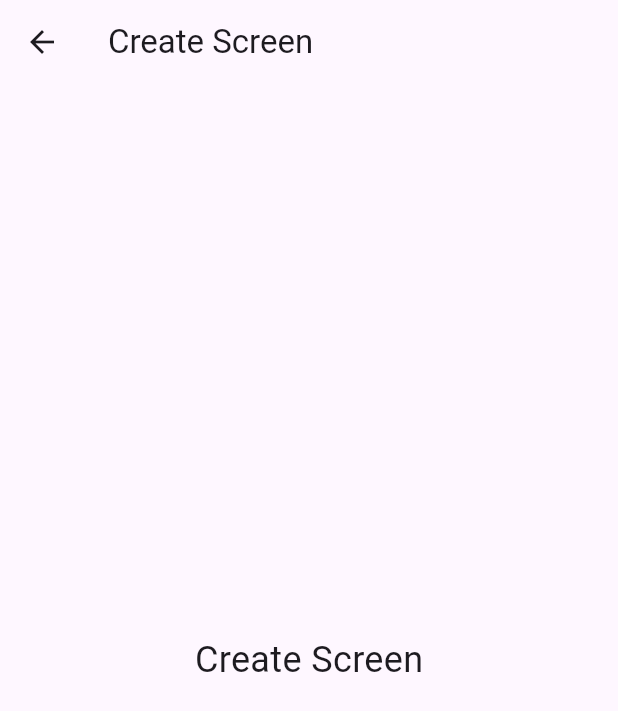
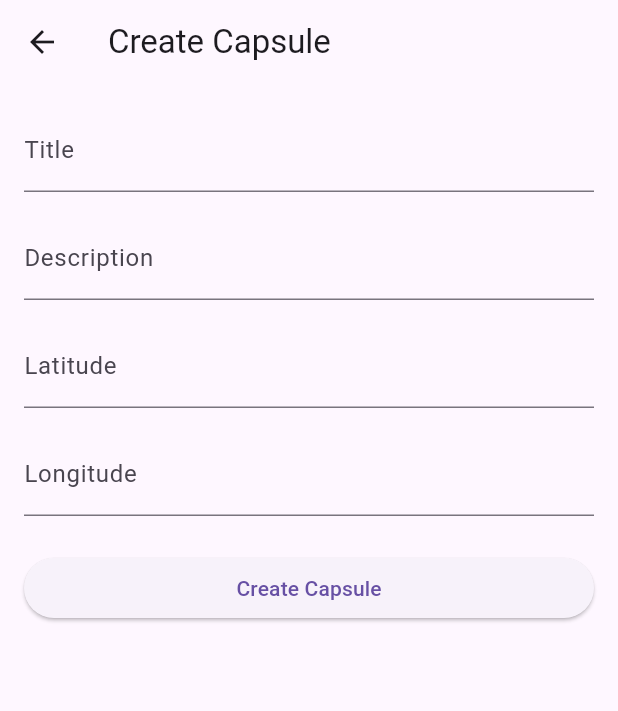
Before and after one commit to SteveCiliaMcast/digital_time_capsule, a Flutter app: the screen it shows after launch, after a tap on the "add" icon, on a phone screen of 412 x 824 dp. Shown: the top 711 px of the screen. Run offline on Flutter 3.47's test engine with Material 3 defaults, Android fonts, the phone set to English and light mode, and no system bars; our stand-ins replace firebase_core; accounts and stored records are empty.

Commit message:
Updated Create Capsule screen with simple form

```diff
--- a/lib/create_screen.dart
+++ b/lib/create_screen.dart
@@ -1,14 +1,125 @@
 import 'package:flutter/material.dart';
 
-class CreateScreen extends StatelessWidget {
+class CreateScreen extends StatefulWidget {
   const CreateScreen({super.key});
+
+  @override
+  _CreateScreenState createState() => _CreateScreenState();
+}
+
+class _CreateScreenState extends State<CreateScreen> {
+  final _formKey = GlobalKey<FormState>(); // To validate form
+  final TextEditingController _titleController = TextEditingController();
+  final TextEditingController _descriptionController = TextEditingController();
+  final TextEditingController _latitudeController = TextEditingController();
+  final TextEditingController _longitudeController = TextEditingController();
+
+  // Submit function to handle form submission
+  void _submitForm() {
+    if (_formKey.currentState!.validate()) {
+      // Here you can save the data (e.g., to Firebase)
+      String title = _titleController.text;
+      String description = _descriptionController.text;
+      double latitude = double.tryParse(_latitudeController.text) ?? 0.0;
+      double longitude = double.tryParse(_longitudeController.text) ?? 0.0;
+
+      // Example: Just print the input values to the console
+      print('Capsule created with title: $title');
+      print('Description: $description');
+      print('Location: $latitude, $longitude');
+
+      // You can navigate back or show a success message
+      Navigator.pop(context);
+    }
+  }
 
   @override
   Widget build(BuildContext context) {
     return Scaffold(
-      appBar: AppBar(title: const Text("Create Screen")),
-      body: const Center(
-        child: Text("Create Screen", style: TextStyle(fontSize: 24)),
+      appBar: AppBar(title: const Text("Create Capsule")),
+      body: Padding(
+        padding: const EdgeInsets.all(16.0),
+        child: Form(
+          key: _formKey,
+          child: Column(
+            crossAxisAlignment: CrossAxisAlignment.stretch,
+            children: [
+              // Title Input Field
+              TextFormField(
+                controller: _titleController,
+                decoration: const InputDecoration(
+                  labelText: 'Title',
+                ),
+                validator: (value) {
+                  if (value == null || value.isEmpty) {
+                    return 'Please enter a title';
+                  }
+                  return null;
+                },
+              ),
+              const SizedBox(height: 16),
+
+              // Description Input Field
+              TextFormField(
+                controller: _descriptionController,
+                decoration: const InputDecoration(
+                  labelText: 'Description',
+                ),
+                validator: (value) {
+                  if (value == null || value.isEmpty) {
+                    return 'Please enter a description';
+                  }
+                  return null;
+                },
+              ),
+              const SizedBox(height: 16),
+
+              // Latitude Input Field
+              TextFormField(
+                controller: _latitudeController,
+                decoration: const InputDecoration(
+                  labelText: 'Latitude',
+                ),
+                keyboardType: TextInputType.number,
+                validator: (value) {
+                  if (value == null || value.isEmpty) {
+                    return 'Please enter a latitude';
+                  }
+                  if (double.tryParse(value) == null) {
+                    return 'Please enter a valid number';
+                  }
+                  return null;
+                },
+              ),
+              const SizedBox(height: 16),
+
+              // Longitude Input Field
+              TextFormField(
+                controller: _longitudeController,
+                decoration: const InputDecoration(
+                  labelText: 'Longitude',
+                ),
+                keyboardType: TextInputType.number,
+                validator: (value) {
+                  if (value == null || value.isEmpty) {
+                    return 'Please enter a longitude';
+                  }
+                  if (double.tryParse(value) == null) {
+                    return 'Please enter a valid number';
+                  }
+                  return null;
+                },
+              ),
+              const SizedBox(height: 24),
+
+              // Submit Button
+              ElevatedButton(
+                onPressed: _submitForm,
+                child: const Text('Create Capsule'),
+              ),
+            ],
+          ),
+        ),
       ),
     );
   }
--- a/lib/main.dart
+++ b/lib/main.dart
@@ -16,7 +16,7 @@ class MainApp extends StatelessWidget {
 
   @override
   Widget build(BuildContext context) {
-    return MaterialApp(
+    return const MaterialApp(
       home: MainScreen(),
     );
   }
```
